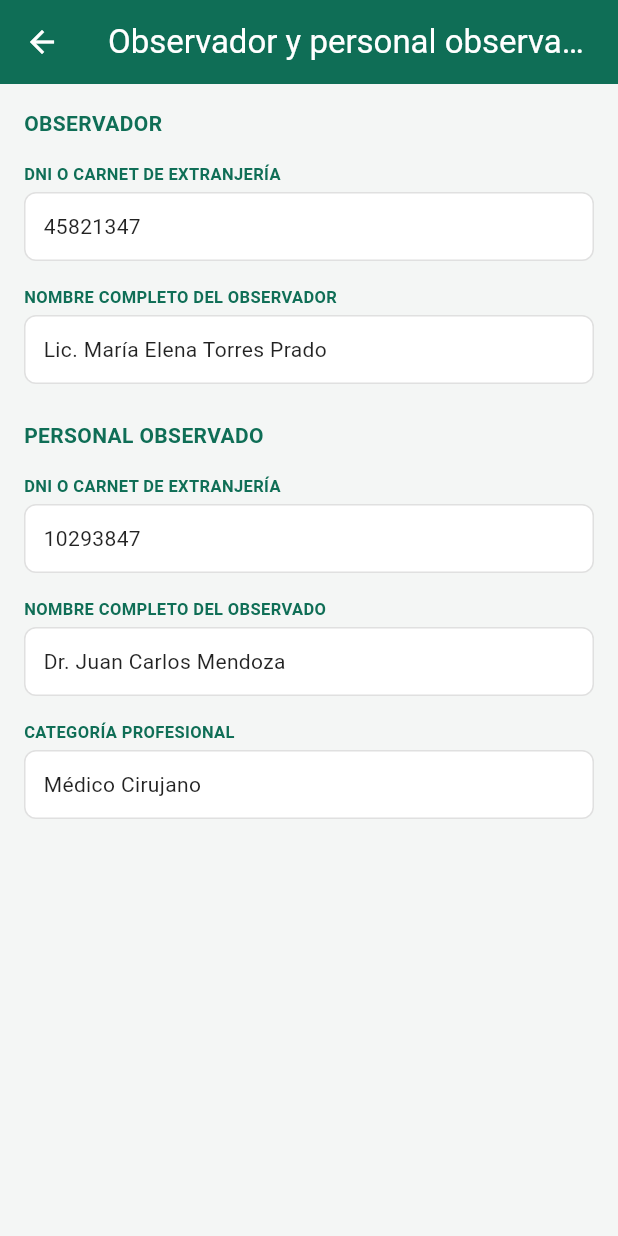
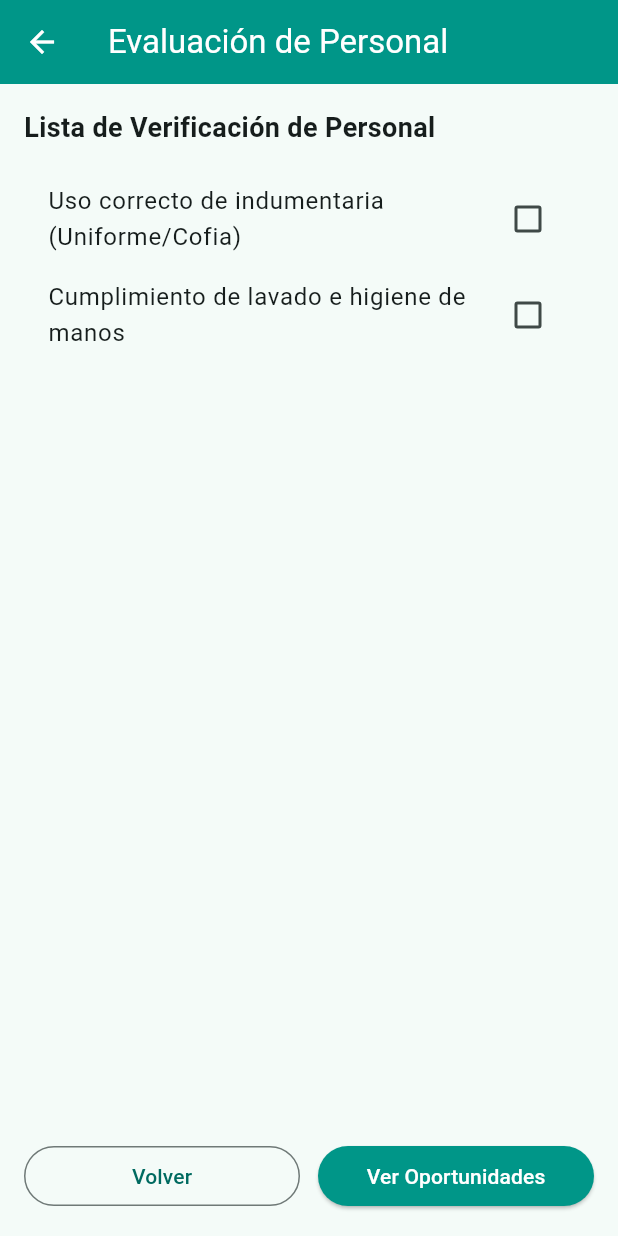
Before and after one commit to Renato-Aldair-Mamani-Apaza/app_auditoria_higiene, a Flutter app: the PantallaPersonal screen opened by its route, on a phone screen of 412 x 824 dp. Run offline on Flutter 3.47's test engine with Material 3 defaults, Android fonts, the phone set to English and light mode, and no system bars.

Commit message:
Update pantalla_personal.dart

```diff
--- a/lib/pantalla_personal.dart
+++ b/lib/pantalla_personal.dart
@@ -1,62 +1,66 @@
 import 'package:flutter/material.dart';
-import 'widgets_comunes.dart';
 
-class PantallaPersonal extends StatelessWidget {
+class PantallaPersonal extends StatefulWidget {
   const PantallaPersonal({super.key});
+
+  @override
+  State<PantallaPersonal> createState() => _PantallaPersonalState();
+}
+
+class _PantallaPersonalState extends State<PantallaPersonal> {
+  bool _indumentariaCorrecta = false;
+  bool _higieneManos = false;
 
   @override
   Widget build(BuildContext context) {
     return Scaffold(
-      backgroundColor: const Color(0xFFF4F6F5),
       appBar: AppBar(
-        title: const Text('Observador y personal observado'),
-        backgroundColor: const Color(0xFF0F6E56),
+        title: const Text('Evaluación de Personal'),
+        backgroundColor: Colors.teal,
         foregroundColor: Colors.white,
       ),
-      body: SingleChildScrollView(
+      body: Padding(
         padding: const EdgeInsets.all(16.0),
         child: Column(
           crossAxisAlignment: CrossAxisAlignment.start,
-          children: const [
-            Text(
-              'OBSERVADOR',
-              style: TextStyle(
-                fontSize: 14,
-                fontWeight: FontWeight.bold,
-                color: Color(0xFF0F6E56),
-              ),
+          children: [
+            const Text(
+              'Lista de Verificación de Personal',
+              style: TextStyle(fontSize: 18, fontWeight: FontWeight.bold),
             ),
-            SizedBox(height: 8),
-            CampoLectura(
-              etiqueta: 'DNI O CARNET DE EXTRANJERÍA',
-              valor: '45821347',
+            const SizedBox(height: 16),
+            CheckboxListTile(
+              title: const Text('Uso correcto de indumentaria (Uniforme/Cofia)'),
+              value: _indumentariaCorrecta,
+              onChanged: (val) => setState(() => _indumentariaCorrecta = val ?? false),
             ),
-            CampoLectura(
-              etiqueta: 'NOMBRE COMPLETO DEL OBSERVADOR',
-              valor: 'Lic. María Elena Torres Prado',
+            CheckboxListTile(
+              title: const Text('Cumplimiento de lavado e higiene de manos'),
+              value: _higieneManos,
+              onChanged: (val) => setState(() => _higieneManos = val ?? false),
             ),
-            SizedBox(height: 16),
-            Text(
-              'PERSONAL OBSERVADO',
-              style: TextStyle(
-                fontSize: 14,
-                fontWeight: FontWeight.bold,
-                color: Color(0xFF0F6E56),
-              ),
-            ),
-            SizedBox(height: 8),
-            CampoLectura(
-              etiqueta: 'DNI O CARNET DE EXTRANJERÍA',
-              valor: '10293847',
-            ),
-            CampoLectura(
-              etiqueta: 'NOMBRE COMPLETO DEL OBSERVADO',
-              valor: 'Dr. Juan Carlos Mendoza',
-            ),
-            CampoLectura(
-              etiqueta: 'CATEGORÍA PROFESIONAL',
-              valor: 'Médico Cirujano',
-            ),
+            const Spacer(),
+            Row(
+              children: [
+                Expanded(
+                  child: OutlinedButton(
+                    onPressed: () => Navigator.pop(context),
+                    child: const Text('Volver'),
+                  ),
+                ),
+                const SizedBox(width: 12),
+                Expanded(
+                  child: ElevatedButton(
+                    style: ElevatedButton.styleFrom(
+                      backgroundColor: Colors.teal,
+                      foregroundColor: Colors.white,
+                    ),
+                    onPressed: () => Navigator.pushNamed(context, '/oportunidades'),
+                    child: const Text('Ver Oportunidades'),
+                  ),
+                ),
+              ],
+            )
           ],
         ),
       ),
```
